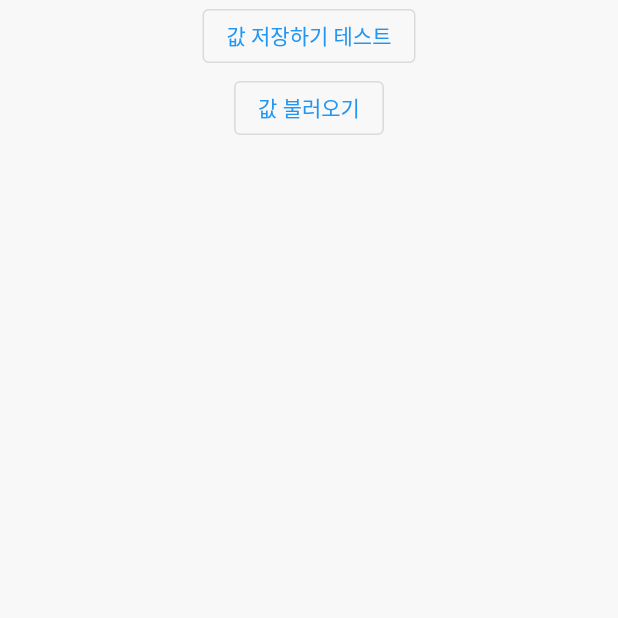
After one commit to hconnectdx/hcm_core, a Flutter app: the screen it shows after launch, after a tap on "Hive 샘플 확인", on a phone screen of 412 x 824 dp, the top half of it. The commit adds this screen. Run offline on Flutter 3.47's test engine with Material 2 defaults, Android fonts, the phone set to English and light mode, and no system bars; our stand-ins replace dio, flutter_blue_plus, get, hive_flutter, logger, plugin_platform_interface and 1 more; missing offline and left inert: dart:html; accounts and stored records are empty; network calls fail; Roboto replaces fonts that are missing (SpoqaHanSansNeo).

Commit message:
- core 정리

```diff
--- a/example/lib/comm/dio/auth_repository.dart
+++ b/example/lib/comm/dio/auth_repository.dart
@@ -42,8 +42,8 @@ class AuthRepository {
       final responseData = response.data;
       final tokensData = responseData['data'];
       await HCHive.saveTokens(
-        tokensData['accessToken'],
-        tokensData['refreshToken'],
+        accessToken: tokensData['accessToken'],
+        refreshToken: tokensData['refreshToken'],
       );
       await HCHive.saveAuthAndSno(
         authId: tokensData['authId'],
--- a/example/lib/main.dart
+++ b/example/lib/main.dart
@@ -4,8 +4,8 @@ import 'package:hcm_core/core/dio/hc_dio.dart';
 import 'package:hcm_core/utils/colors.dart';
 import 'package:hcm_core/utils/translation.dart';
 import 'package:hcm_core_example/binding/init_binding.dart';
-import 'package:hcm_core_example/view/ble_view.dart';
-import 'package:hcm_core_example/view/dio_view.dart';
+import 'package:hcm_core_example/view/hcm_core/ble_view.dart';
+import 'package:hcm_core_example/view/hcm_core/dio_view.dart';
 import 'package:hcm_core_example/view/home_view.dart';
 
 void main() {
--- /dev/null
+++ b/example/lib/view/hcm_core/hive_view.dart
@@ -0,0 +1,35 @@
+import 'package:flutter/material.dart';
+import 'package:get/get.dart';
+import 'package:hcm_core/utils/hive/hc_hive.dart';
+
+class HiveView extends GetView {
+  @override
+  Widget build(BuildContext context) {
+    return Scaffold(
+      body: Center(
+        child: Column(
+          children: [
+            OutlinedButton(
+              onPressed: () {
+                HCHive.saveData(
+                  {
+                    'aa': 1,
+                    'ss': 2,
+                  },
+                );
+              },
+              child: const Text('값 저장하기 테스트'),
+            ),
+            OutlinedButton(
+              onPressed: () async {
+                var aa = await HCHive.getData('aa');
+                print(aa);
+              },
+              child: Text('값 불러오기'),
+            )
+          ],
+        ),
+      ),
+    );
+  }
+}
--- a/example/lib/view/component_view.dart
+++ b/example/lib/view/hcm_gui/component_view.dart
@@ -10,7 +10,8 @@ class ComponentView extends GetView {
       body: SingleChildScrollView(
         child: Column(
           children: [
-            HCComponentCard.getStressCard(context, HealthIndex.HeartRate, "10")
+            HCComponentCard.getStressCard(context, HealthIndex.HeartRate, "10"),
+            // HCComponentGraphBar.getBar()
           ],
         ),
       ),
--- a/example/lib/view/home_view.dart
+++ b/example/lib/view/home_view.dart
@@ -1,9 +1,10 @@
 import 'package:flutter/material.dart';
 import 'package:get/get.dart';
 import 'package:hcm_core_example/controller/my_home_controller.dart';
-import 'package:hcm_core_example/view/ble_view.dart';
-import 'package:hcm_core_example/view/component_view.dart';
-import 'package:hcm_core_example/view/dio_view.dart';
+import 'package:hcm_core_example/view/hcm_core/ble_view.dart';
+import 'package:hcm_core_example/view/hcm_core/dio_view.dart';
+import 'package:hcm_core_example/view/hcm_core/hive_view.dart';
+import 'package:hcm_core_example/view/hcm_gui/component_view.dart';
 
 class HomeView extends GetView<HomeController> {
   @override
@@ -35,6 +36,12 @@ class HomeView extends GetView<HomeController> {
             },
             child: Text('Component샘플 확인'),
           ),
+          OutlinedButton(
+            onPressed: () {
+              Get.to(HiveView());
+            },
+            child: Text('Hive 샘플 확인'),
+          ),
         ],
       ),
     );
--- a/lib/core/dio/hc_dio.dart
+++ b/lib/core/dio/hc_dio.dart
@@ -1,6 +1,6 @@
 import 'package:dio/dio.dart';
 import 'package:hcm_core/core/dio/interceptor.dart';
-import 'package:hcm_core/utils/hive/hc_hive.dart';
+import 'package:hcm_core/core/hive/hc_hive.dart';
 import 'package:pretty_dio_logger/pretty_dio_logger.dart';
 
 class HCDio {
@@ -57,8 +57,8 @@ class HCDio {
       if (response.statusCode == 200 && response.data['retCd'] == '0') {
         final tokensData = response.data['data'];
         await HCHive.saveTokens(
-          tokensData['accessToken'],
-          tokensData['refreshToken'],
+          accessToken: tokensData['accessToken'],
+          refreshToken: tokensData['refreshToken'],
         );
         return tokensData['accessToken'];
       } else {
--- a/lib/core/dio/interceptor.dart
+++ b/lib/core/dio/interceptor.dart
@@ -1,6 +1,6 @@
 import 'package:dio/dio.dart';
 import 'package:hcm_core/core/dio/hc_dio.dart';
-import 'package:hcm_core/utils/hive/hc_hive.dart';
+import 'package:hcm_core/core/hive/hc_hive.dart';
 import 'package:logger/logger.dart';
 
 class CustomInterceptor extends Interceptor {
```
Also changed, not shown: example/lib/view/hcm_core/ble_view.dart (renamed from example/lib/view/ble_view.dart, +2 -7 lines), lib/core/hive/hc_hive.dart (renamed from lib/utils/hive/hc_hive.dart, +28 -1 lines), lib/utils/dialog.dart (+0 -8 lines), pubspec.yaml (+12 -3 lines), example/lib/view/hcm_core/dio_view.dart (renamed from example/lib/view/dio_view.dart).
